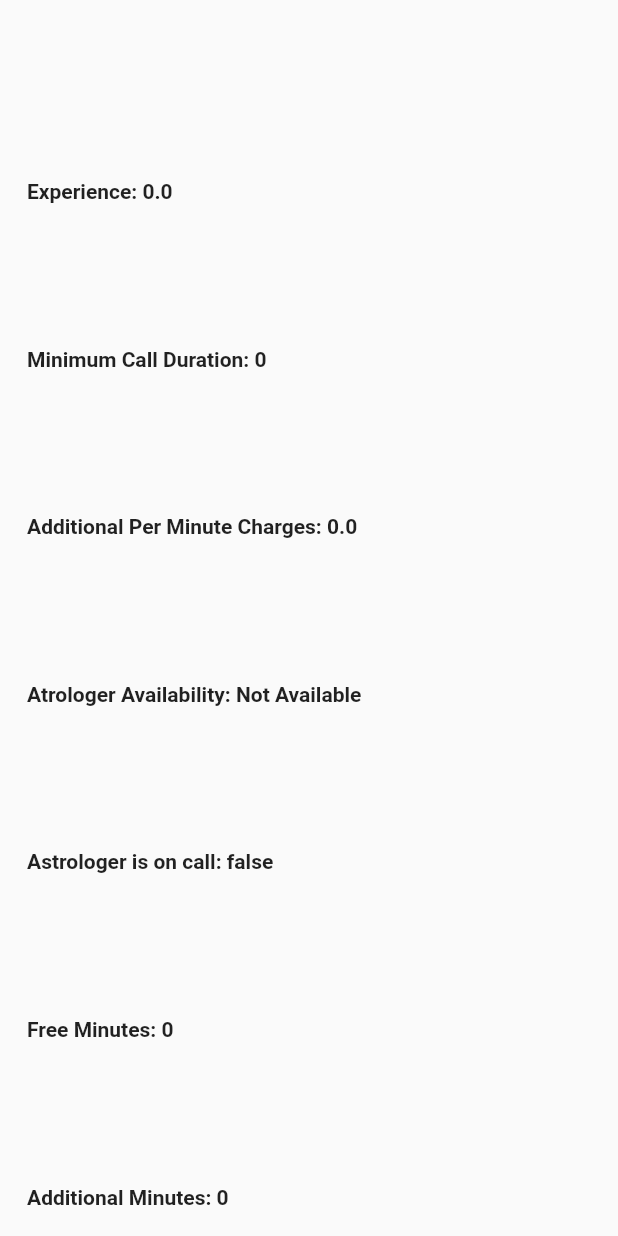
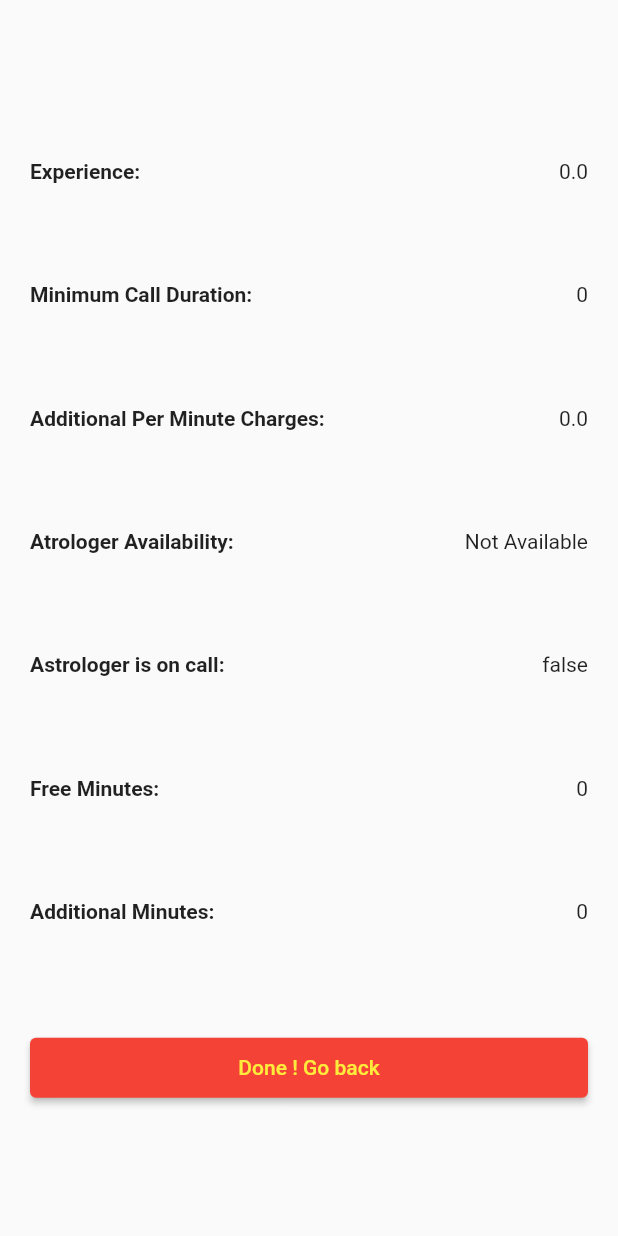
Before and after one commit to ishaileshmishra/astrologers, a Flutter app: what detailpageMore() shows on an empty page, opened directly, on a phone screen of 412 x 824 dp. Run offline on Flutter 3.47's test engine with Material 2 defaults, Android fonts, the light colour scheme and no system bars; our stand-ins replace get, get_storage; accounts and stored records are empty; network calls fail.

Commit message:
ui improvement

```diff
--- a/lib/astrologer/view/astrologer.dart
+++ b/lib/astrologer/view/astrologer.dart
@@ -16,7 +16,7 @@ class Astrologer extends GetView<AstroController> {
   @override
   Widget build(BuildContext context) {
     return GestureDetector(
-      onTap: FocusScope.of(context).unfocus,
+      onTap: () => FocusScope.of(context).unfocus,
       child: Obx(
         () => Scaffold(
             appBar: controller.dataList.isEmpty ? null : astroAppbar(),
--- a/lib/astrologer/view/astrologer_details.dart
+++ b/lib/astrologer/view/astrologer_details.dart
@@ -23,13 +23,8 @@ class AstroDetail extends GetView<AstroController> {
         child: ListView(
           shrinkWrap: true,
           children: [
-            Image.network(
-              dataModel.images.large.imageUrl,
-              width: double.infinity,
-              height: _deviceSize.height / 2,
-              fit: BoxFit.cover,
-            ),
-            detailpageMore(dataModel)
+            showImage(dataModel, _deviceSize),
+            detailpageMore(dataModel),
           ],
         ),
       ),
--- a/lib/astrologer/widgets/appbar_details.dart
+++ b/lib/astrologer/widgets/appbar_details.dart
@@ -1,11 +1,21 @@
 import 'package:astrologer/astrologer/models/models.dart';
 import 'package:flutter/material.dart';
+import 'package:get/get.dart';
 
 detailAppbar(String fullname) {
   return AppBar(
     title: Text(fullname),
     elevation: 0,
     titleSpacing: 10,
+  );
+}
+
+Image showImage(dataModel, Size _deviceSize) {
+  return Image.network(
+    dataModel.images.large.imageUrl,
+    width: double.infinity,
+    height: _deviceSize.height / 2,
+    fit: BoxFit.cover,
   );
 }
 
@@ -16,11 +26,18 @@ _textStyle() {
   );
 }
 
+_showRow(String _title, String _content) {
+  return Row(mainAxisAlignment: MainAxisAlignment.spaceBetween, children: [
+    Text(_title, style: _textStyle()),
+    Text(_content),
+  ]);
+}
+
 Padding detailpageMore(AstroModel dataModel) {
   return Padding(
-    padding: const EdgeInsets.all(18.0),
+    padding: const EdgeInsets.all(20.0),
     child: Column(
-      mainAxisAlignment: MainAxisAlignment.spaceBetween,
+      mainAxisAlignment: MainAxisAlignment.spaceAround,
       crossAxisAlignment: CrossAxisAlignment.start,
       children: [
         dataModel.aboutMe.isEmpty
@@ -29,28 +46,48 @@ Padding detailpageMore(AstroModel dataModel) {
         dataModel.aboutMe.isEmpty
             ? const SizedBox(height: 0)
             : const SizedBox(height: 10),
-        Text('Experience: ${dataModel.experience}', style: _textStyle()),
+        _showRow('Experience:', dataModel.experience.toString()),
         const SizedBox(height: 10),
-        Text('Minimum Call Duration: ${dataModel.minimumCallDuration}',
-            style: _textStyle()),
+        _showRow(
+            'Minimum Call Duration:', dataModel.minimumCallDuration.toString()),
         const SizedBox(height: 10),
-        Text(
-            'Additional Per Minute Charges: ${dataModel.additionalPerMinuteCharges}',
-            style: _textStyle()),
+        _showRow('Additional Per Minute Charges:',
+            dataModel.additionalPerMinuteCharges.toString()),
         const SizedBox(height: 10),
         dataModel.isAvailable
-            ? Text('Atrologer Availability: Available', style: _textStyle())
-            : Text('Atrologer Availability: Not Available',
-                style: _textStyle()),
+            ? _showRow(
+                'Atrologer Availability:',
+                'Available',
+              )
+            : _showRow(
+                'Atrologer Availability:',
+                'Not Available',
+              ),
         const SizedBox(height: 10),
-        Text('Astrologer is on call: ${dataModel.isOnCall}',
-            style: _textStyle()),
+        _showRow('Astrologer is on call:', dataModel.isOnCall.toString()),
         const SizedBox(height: 10),
-        Text('Free Minutes: ${dataModel.freeMinutes}', style: _textStyle()),
+        _showRow('Free Minutes:', dataModel.freeMinutes.toString()),
         const SizedBox(height: 10),
-        Text('Additional Minutes: ${dataModel.additionalMinute}',
-            style: _textStyle()),
+        _showRow('Additional Minutes:', dataModel.additionalMinute.toString()),
+        const SizedBox(height: 20),
+        showDismissBtn(),
+        const SizedBox(height: 30),
       ],
     ),
   );
 }
+
+SizedBox showDismissBtn() {
+  return SizedBox(
+    height: 40,
+    width: double.infinity,
+    child: ElevatedButton(
+      style: ElevatedButton.styleFrom(
+        primary: Colors.red, // background
+        onPrimary: Colors.yellow, // foreground
+      ),
+      onPressed: () => Get.back(),
+      child: const Text('Done ! Go back'),
+    ),
+  );
+}
```
